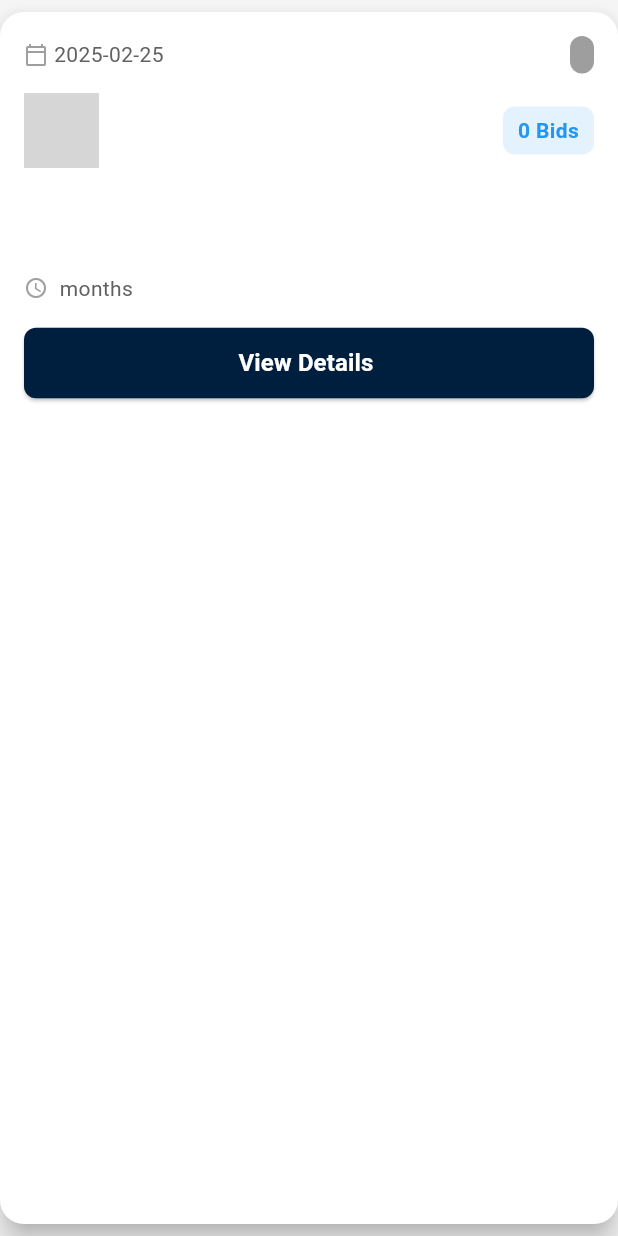
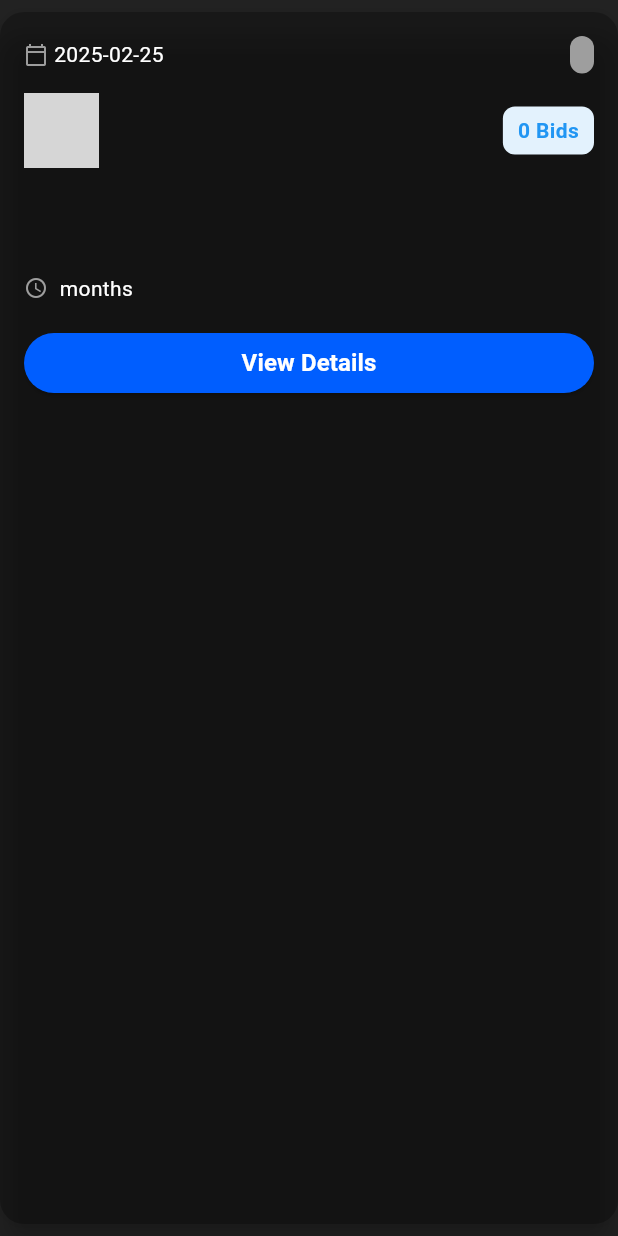
Before and after one commit to Prajjwall123/projectsyeti, a Flutter app: the MyCard widget shown alone on an empty page, opened directly with empty values, on a phone screen of 412 x 824 dp. Run offline on Flutter 3.47's test engine with Material 3 defaults, Android fonts, the phone set to English and light mode, and no system bars; our stand-ins replace bloc, dartz, dio, equatable, file_picker, flutter_bloc and 8 more; missing offline and left inert: proximity_sensor; accounts and stored records are empty; network calls fail; Roboto replaces fonts that are missing (Montserrat Regular); grey boxes are pictures that could not be loaded.

Commit message:
app theme for dark mode changes

```diff
--- a/lib/app/app.dart
+++ b/lib/app/app.dart
@@ -64,6 +64,8 @@ class MyApp extends StatelessWidget {
           initialRoute: "/",
           debugShowCheckedModeBanner: false,
           theme: getApplicationTheme(),
+          darkTheme: getDarkTheme(),
+          themeMode: ThemeMode.dark,
           routes: {
             "/": (context) => const SplashScreen(),
             "/login": (context) => LoginView(),
--- a/lib/app/widgets/my_card.dart
+++ b/lib/app/widgets/my_card.dart
@@ -5,18 +5,17 @@ import 'package:projectsyeti/features/project/presentation/view/project_view.dar
 class MyCard extends StatelessWidget {
   final ProjectEntity project;
 
-  const MyCard({
-    super.key,
-    required this.project,
-  });
+  const MyCard({super.key, required this.project});
 
   @override
   Widget build(BuildContext context) {
-    debugPrint("Project ID: ${project.projectId}");
+    final theme = Theme.of(context);
+    final isDarkMode = theme.brightness == Brightness.dark;
+
     return Card(
       elevation: 8,
       margin: const EdgeInsets.symmetric(vertical: 8),
-      color: Colors.white,
+      color: theme.cardColor,
       shape: RoundedRectangleBorder(
         borderRadius: BorderRadius.circular(16),
       ),
@@ -25,7 +24,6 @@ class MyCard extends StatelessWidget {
         child: Column(
           crossAxisAlignment: CrossAxisAlignment.start,
           children: [
-            // Date and Status Row
             Row(
               mainAxisAlignment: MainAxisAlignment.spaceBetween,
               children: [
@@ -36,9 +34,8 @@ class MyCard extends StatelessWidget {
                     const SizedBox(width: 4),
                     Text(
                       _formatDate(project.postedDate),
-                      style: TextStyle(
-                        fontSize: 14,
-                        color: Colors.grey[700],
+                      style: theme.textTheme.bodyMedium?.copyWith(
+                        color: isDarkMode ? Colors.white : Colors.grey[700],
                       ),
                     ),
                   ],
@@ -57,10 +54,7 @@ class MyCard extends StatelessWidget {
                 ),
               ],
             ),
-
             const SizedBox(height: 12),
-
-            // Company Logo and Title Row
             Row(
               children: [
                 SizedBox(
@@ -83,25 +77,18 @@ class MyCard extends StatelessWidget {
                     children: [
                       Text(
                         project.companyName,
-                        style: const TextStyle(
-                          fontSize: 16,
-                          color: Colors.grey,
-                        ),
+                        style: theme.textTheme.bodyMedium
+                            ?.copyWith(color: Colors.grey),
                       ),
                       const SizedBox(height: 4),
                       Text(
                         project.title,
-                        style: const TextStyle(
-                          fontSize: 18,
-                          fontWeight: FontWeight.bold,
-                          color: Colors.black,
-                        ),
+                        style: theme.textTheme.titleLarge,
                       ),
                     ],
                   ),
                 ),
                 const SizedBox(width: 12),
-                // Bids Count Display
                 Container(
                   padding:
                       const EdgeInsets.symmetric(horizontal: 10, vertical: 6),
@@ -112,18 +99,14 @@ class MyCard extends StatelessWidget {
                   child: Text(
                     "${project.bidCount} Bids",
                     style: const TextStyle(
-                      fontSize: 14,
-                      fontWeight: FontWeight.bold,
-                      color: Colors.blue,
-                    ),
+                        fontSize: 14,
+                        fontWeight: FontWeight.bold,
+                        color: Colors.blue),
                   ),
                 ),
               ],
             ),
-
             const SizedBox(height: 16),
-
-            // Categories
             Wrap(
               spacing: 8,
               runSpacing: 8,
@@ -142,36 +125,28 @@ class MyCard extends StatelessWidget {
                 );
               }).toList(),
             ),
-
             const SizedBox(height: 16),
-
-            // Description (Trimmed)
             Text(
               _trimDescription(project.description),
-              style: TextStyle(
-                fontSize: 14,
-                color: Colors.grey[800],
+              style: theme.textTheme.bodyMedium?.copyWith(
+                color: isDarkMode ? Colors.white : Colors.grey[800],
                 height: 1.5,
               ),
             ),
-
             const SizedBox(height: 16),
-
-            // Duration
             Row(
               children: [
                 const Icon(Icons.access_time, size: 16, color: Colors.grey),
                 const SizedBox(width: 4),
                 Text(
                   "${project.duration} months",
-                  style: TextStyle(fontSize: 14, color: Colors.grey[700]),
+                  style: theme.textTheme.bodyMedium?.copyWith(
+                    color: isDarkMode ? Colors.white : Colors.grey[700],
+                  ),
                 ),
               ],
             ),
-
             const SizedBox(height: 16),
-
-            // View Details Button
             SizedBox(
               width: double.infinity,
               child: ElevatedButton(
@@ -190,19 +165,10 @@ class MyCard extends StatelessWidget {
                     );
                   }
                 },
-                style: ElevatedButton.styleFrom(
-                  padding: const EdgeInsets.symmetric(vertical: 12),
-                  shape: RoundedRectangleBorder(
-                    borderRadius: BorderRadius.circular(8),
-                  ),
-                ),
+                style: theme.elevatedButtonTheme.style,
                 child: const Text(
-                  "View Details ",
-                  style: TextStyle(
-                    fontSize: 16,
-                    color: Colors.white,
-                    fontWeight: FontWeight.bold,
-                  ),
+                  "View Details",
+                  style: TextStyle(fontSize: 16, fontWeight: FontWeight.bold),
                 ),
               ),
             ),
@@ -212,16 +178,20 @@ class MyCard extends StatelessWidget {
     );
   }
 
+  /// **Formats Date**
   String _formatDate(DateTime date) {
     return "${date.year}-${date.month.toString().padLeft(2, '0')}-${date.day.toString().padLeft(2, '0')}";
   }
 
+  /// **Trims Description to 100 Characters**
   String _trimDescription(String description) {
     const maxLength = 100;
-    if (description.length <= maxLength) return description;
-    return "${description.substring(0, maxLength)}...";
+    return description.length <= maxLength
+        ? description
+        : "${description.substring(0, maxLength)}...";
   }
 
+  /// **Status Color Based on Project Status**
   Color _getStatusColor(String status) {
     switch (status.toLowerCase()) {
       case 'posted':
```
Also changed, not shown: lib/core/app_theme/app_theme.dart (+29 -29 lines).
